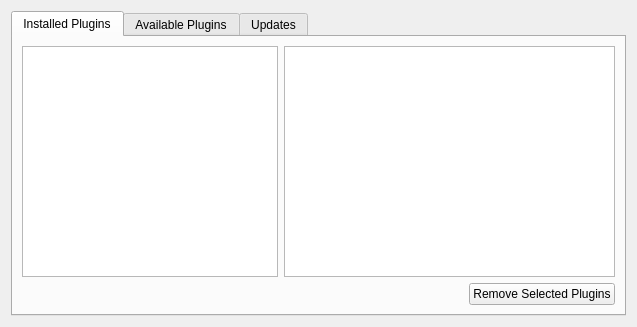
First picture: the form in qtdesigner/plugins.ui, repository t123/ReadingTool.Python, before the edit.
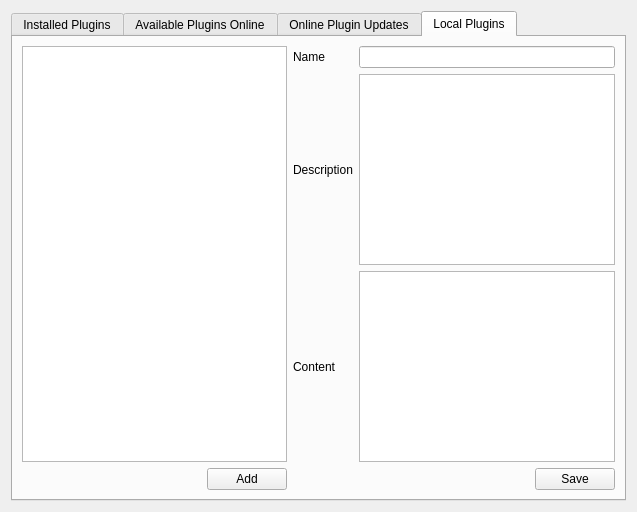
Second picture: the form after the edit.

Commit message: Local plugins Moved abbreviations to plugin

```diff
--- a/qtdesigner/plugins.ui
+++ b/qtdesigner/plugins.ui
@@ -7,7 +7,7 @@
     <x>0</x>
     <y>0</y>
     <width>637</width>
-    <height>327</height>
+    <height>512</height>
    </rect>
   </property>
   <property name="minimumSize">
@@ -23,7 +23,7 @@
    <item>
     <widget class="QTabWidget" name="tabWidget">
      <property name="currentIndex">
-      <number>0</number>
+      <number>3</number>
      </property>
      <widget class="QWidget" name="tabInstalled">
       <attribute name="title">
@@ -79,7 +79,7 @@
      </widget>
      <widget class="QWidget" name="tabAvailable">
       <attribute name="title">
-       <string>Available Plugins</string>
+       <string>Available Plugins Online</string>
       </attribute>
       <layout class="QVBoxLayout" name="verticalLayout_2">
        <item>
@@ -128,7 +128,7 @@
      </widget>
      <widget class="QWidget" name="tabUpdates">
       <attribute name="title">
-       <string>Updates</string>
+       <string>Online Plugin Updates</string>
       </attribute>
       <layout class="QVBoxLayout" name="verticalLayout_4">
        <item>
@@ -181,6 +181,129 @@
        </item>
       </layout>
      </widget>
+     <widget class="QWidget" name="tabLocal">
+      <attribute name="title">
+       <string>Local Plugins</string>
+      </attribute>
+      <layout class="QHBoxLayout" name="horizontalLayout_9">
+       <item>
+        <layout class="QVBoxLayout" name="verticalLayout_6">
+         <item>
+          <widget class="QListWidget" name="lwLocal">
+           <property name="alternatingRowColors">
+            <bool>true</bool>
+           </property>
+          </widget>
+         </item>
+         <item>
+          <layout class="QHBoxLayout" name="horizontalLayout_8">
+           <item>
+            <spacer name="horizontalSpacer_5">
+             <property name="orientation">
+              <enum>Qt::Horizontal</enum>
+             </property>
+             <property name="sizeHint" stdset="0">
+              <size>
+               <width>40</width>
+               <height>20</height>
+              </size>
+             </property>
+            </spacer>
+           </item>
+           <item>
+            <widget class="QPushButton" name="pbAdd">
+             <property name="text">
+              <string>Add</string>
+             </property>
+            </widget>
+           </item>
+          </layout>
+         </item>
+        </layout>
+       </item>
+       <item>
+        <layout class="QVBoxLayout" name="verticalLayout_5">
+         <item>
+          <layout class="QGridLayout" name="gridLayout">
+           <item row="0" column="0">
+            <widget class="QLabel" name="label">
+             <property name="text">
+              <string>Name</string>
+             </property>
+            </widget>
+           </item>
+           <item row="0" column="1">
+            <widget class="QLineEdit" name="leName"/>
+           </item>
+           <item row="1" column="0">
+            <widget class="QLabel" name="label_2">
+             <property name="text">
+              <string>Description</string>
+             </property>
+            </widget>
+           </item>
+           <item row="1" column="1">
+            <widget class="QPlainTextEdit" name="pteDescription">
+             <property name="lineWrapMode">
+              <enum>QPlainTextEdit::NoWrap</enum>
+             </property>
+            </widget>
+           </item>
+           <item row="2" column="0">
+            <widget class="QLabel" name="label_3">
+             <property name="text">
+              <string>Content</string>
+             </property>
+            </widget>
+           </item>
+           <item row="2" column="1">
+            <widget class="QPlainTextEdit" name="pteContent">
+             <property name="font">
+              <font>
+               <family>Courier New</family>
+              </font>
+             </property>
+             <property name="tabChangesFocus">
+              <bool>true</bool>
+             </property>
+             <property name="lineWrapMode">
+              <enum>QPlainTextEdit::NoWrap</enum>
+             </property>
+             <property name="tabStopWidth">
+              <number>40</number>
+             </property>
+            </widget>
+           </item>
+          </layout>
+         </item>
+         <item>
+          <layout class="QHBoxLayout" name="horizontalLayout_7">
+           <item>
+            <spacer name="horizontalSpacer_4">
+             <property name="orientation">
+              <enum>Qt::Horizontal</enum>
+             </property>
+             <property name="sizeHint" stdset="0">
+              <size>
+               <width>40</width>
+               <height>20</height>
+              </size>
+             </property>
+            </spacer>
+           </item>
+           <item>
+            <widget class="QPushButton" name="pbSave">
+             <property name="text">
+              <string>Save</string>
+             </property>
+            </widget>
+           </item>
+          </layout>
+         </item>
+        </layout>
+       </item>
+      </layout>
+     </widget>
     </widget>
    </item>
   </layout>
```
The commit also changes 8 other files.
